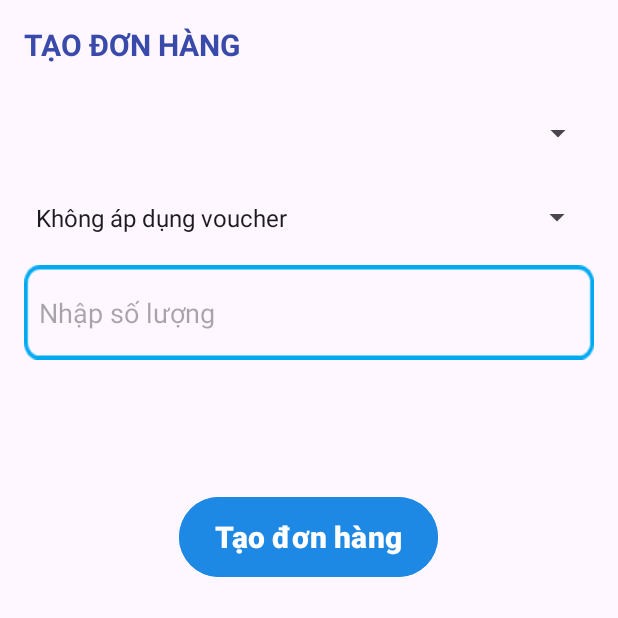
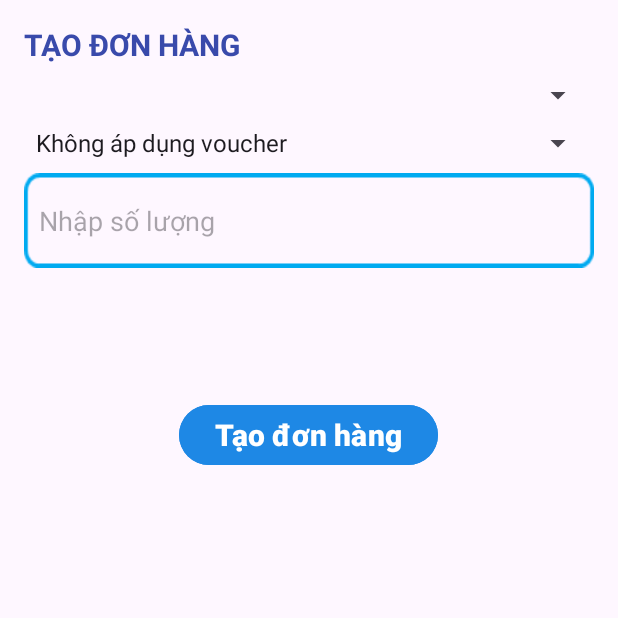
Before and after one commit to kiet1107/bookstore, an Android app: the CreateOrderActivity screen opened directly, with no data from a screen before it, on a phone screen of 412 x 824 dp, the top half of it. Run offline under Robolectric (Android 15) with nearby library versions, the phone set to English and light mode, and no system bars.

Commit message:
Replace all

```diff
--- a/app/src/main/res/layout/activity_create_order.xml
+++ b/app/src/main/res/layout/activity_create_order.xml
@@ -6,8 +6,8 @@
     android:padding="16dp">
 
     <TextView
-        android:layout_width="216dp"
-        android:layout_height="40dp"
+        android:layout_width="wrap_content"
+        android:layout_height="wrap_content"
         android:text="TẠO ĐƠN HÀNG"
         android:textColor="#394AAB"
         android:textSize="20sp"
@@ -15,15 +15,15 @@
 
     <Spinner
         android:id="@+id/spinnerBook"
-        android:layout_width="380dp"
-        android:layout_height="49dp"
+        android:layout_width="match_parent"
+        android:layout_height="wrap_content"
         android:layout_marginTop="8dp"
         android:prompt="@string/select_book" />
 
     <Spinner
         android:id="@+id/spinnerVoucher"
-        android:layout_width="379dp"
-        android:layout_height="47dp"
+        android:layout_width="match_parent"
+        android:layout_height="wrap_content"
         android:layout_marginTop="8dp"
         android:prompt="@string/select_voucher" />
 
@@ -44,7 +44,7 @@
     <Button
         android:id="@+id/buttonCreateOrder"
         android:layout_width="wrap_content"
-        android:layout_height="61dp"
+        android:layout_height="wrap_content"
         android:layout_gravity="center"
         android:layout_marginTop="16dp"
         android:backgroundTint="#1E88E5"
```
